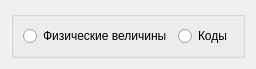
Before: the Qt Designer form PPB_GUI_Sandbox/dataviewwidget.ui in Anatolichka2202/PPB_Project, drawn with Qt 5.
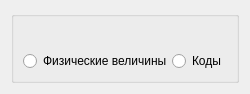
After: the same form once the commit is applied.

The edit to the form file:
```diff
--- a/PPB_GUI_Sandbox/dataviewwidget.ui
+++ b/PPB_GUI_Sandbox/dataviewwidget.ui
@@ -6,37 +6,88 @@
    <rect>
     <x>0</x>
     <y>0</y>
-    <width>252</width>
-    <height>67</height>
+    <width>250</width>
+    <height>94</height>
    </rect>
   </property>
+  <property name="sizePolicy">
+   <sizepolicy hsizetype="Expanding" vsizetype="Preferred">
+    <horstretch>0</horstretch>
+    <verstretch>0</verstretch>
+   </sizepolicy>
+  </property>
+  <property name="minimumSize">
+   <size>
+    <width>250</width>
+    <height>70</height>
+   </size>
+  </property>
   <property name="windowTitle">
    <string>Form</string>
   </property>
   <layout class="QVBoxLayout" name="verticalLayout">
+   <item>
+    <spacer name="verticalSpacer_2">
+     <property name="orientation">
+      <enum>Qt::Orientation::Vertical</enum>
+     </property>
+     <property name="sizeHint" stdset="0">
+      <size>
+       <width>20</width>
+       <height>2</height>
+      </size>
+     </property>
+    </spacer>
+   </item>
    <item>
     <widget class="QGroupBox" name="groupBoxDataView">
      <property name="title">
       <string/>
      </property>
-     <layout class="QHBoxLayout" name="horizontalLayout">
-      <item>
-       <widget class="QRadioButton" name="radioButtonShowPhysical">
-        <property name="text">
-         <string>Физические величины</string>
-        </property>
-       </widget>
-      </item>
-      <item>
+     <layout class="QGridLayout" name="gridLayout">
+      <item row="1" column="2">
        <widget class="QRadioButton" name="radioButtonShowCodes">
         <property name="text">
          <string>Коды</string>
         </property>
        </widget>
       </item>
+      <item row="1" column="0">
+       <widget class="QRadioButton" name="radioButtonShowPhysical">
+        <property name="text">
+         <string>Физические величины</string>
+        </property>
+       </widget>
+      </item>
+      <item row="0" column="0">
+       <spacer name="verticalSpacer_3">
+        <property name="orientation">
+         <enum>Qt::Orientation::Vertical</enum>
+        </property>
+        <property name="sizeHint" stdset="0">
+         <size>
+          <width>20</width>
+          <height>108</height>
+         </size>
+        </property>
+       </spacer>
+      </item>
      </layout>
     </widget>
    </item>
+   <item>
+    <spacer name="verticalSpacer">
+     <property name="orientation">
+      <enum>Qt::Orientation::Vertical</enum>
+     </property>
+     <property name="sizeHint" stdset="0">
+      <size>
+       <width>20</width>
+       <height>1</height>
+      </size>
+     </property>
+    </spacer>
+   </item>
   </layout>
  </widget>
  <resources/>
```
